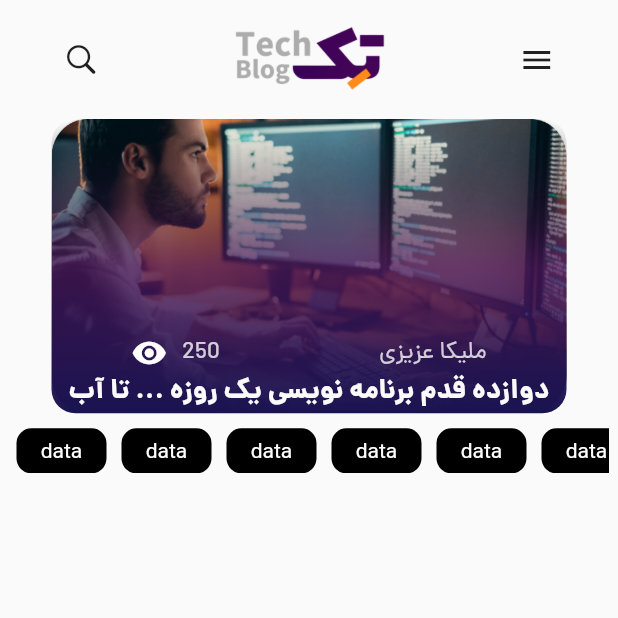
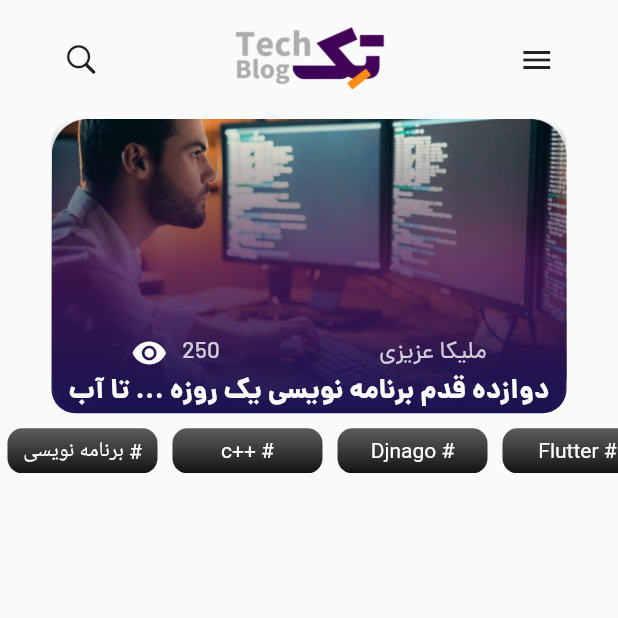
Before and after one commit to mahdiramezanii/tech-blog, a Flutter app: the screen it shows after launch, on a phone screen of 412 x 824 dp, the top half of it. Run offline on Flutter 3.47's test engine with Material 2 defaults, Android fonts, the phone set to English and light mode, and no system bars; our stand-ins replace flutter_spinkit.

Commit message:
complate list view Hashtag

```diff
--- a/lib/home_page.dart
+++ b/lib/home_page.dart
@@ -1,10 +1,10 @@
 import 'dart:ui';
-
 import 'package:flutter/cupertino.dart';
 import 'package:flutter/material.dart';
 import 'package:flutter/widgets.dart';
 import 'package:flutter_application_2/fake_data.dart';
 import 'package:flutter_application_2/gen/assets.gen.dart';
+import 'package:flutter_application_2/models/data.dart';
 import 'package:flutter_application_2/my_colors.dart';
 
 class HomePage extends StatelessWidget {
@@ -20,16 +20,16 @@ class HomePage extends StatelessWidget {
               child: Row(
                 mainAxisAlignment: MainAxisAlignment.spaceAround,
                 children: [
-                  Icon(CupertinoIcons.search),
+                  const Icon(CupertinoIcons.search),
                   SizedBox(
                       height: MediaQuery.of(context).size.height / 13,
                       width: MediaQuery.of(context).size.width / 3.7,
                       child: Image.asset(Assets.images.headicon.path)),
-                  Icon(Icons.menu),
+                  const Icon(Icons.menu),
                 ],
               ),
             ),
-            SizedBox(
+            const SizedBox(
               height: 8,
             ),
             Stack(
@@ -44,7 +44,7 @@ class HomePage extends StatelessWidget {
                           fit: BoxFit.fill)),
                   foregroundDecoration: BoxDecoration(
                       borderRadius: BorderRadius.circular(16),
-                      gradient: LinearGradient(
+                      gradient: const LinearGradient(
                           colors: GradinatCollors.homeCoverImage,
                           begin: Alignment.topCenter,
                           end: Alignment.bottomCenter)),
@@ -60,11 +60,11 @@ class HomePage extends StatelessWidget {
                         children: [
                           Row(
                             children: [
-                              Icon(
+                              const Icon(
                                 Icons.remove_red_eye_sharp,
                                 color: Colors.white,
                               ),
-                              SizedBox(
+                              const SizedBox(
                                 width: 10,
                               ),
                               Text(
@@ -92,21 +92,25 @@ class HomePage extends StatelessWidget {
               padding: const EdgeInsets.fromLTRB(0,10,0,0),
               child: Container(
                 height: 30,
-                width: 400,
+                width: 500,
                 child: ListView.builder(
-                    itemCount: 20,
+                    itemCount: category_item.length,
                     scrollDirection: Axis.horizontal,
                     itemBuilder: (BuildContext context, int index) {
                       return Padding(
-                        padding: const EdgeInsets.fromLTRB(5,0,5,0),
+                        padding:  EdgeInsets.fromLTRB(5,0,5,0),
                         child: Container(
                           height: 20,
-                          width: 60,
+                          width: 100 ,
                           decoration: BoxDecoration(
                               borderRadius: BorderRadius.circular(10),
-                              color: Colors.black),
+                              gradient: LinearGradient(colors: GradinatCollors.hashtagGradinatColor,
+                              begin: Alignment.topCenter,
+                              end: Alignment.bottomCenter
+                              )
+                              ),
 
-                              child: Center(child: Text("data",style: TextStyle(color: Colors.white),)),
+                              child: Center(child: Text("${category_item[index].name!} #",style: const TextStyle(color: Colors.white),)),
                         ),
                       );
                     }),
--- /dev/null
+++ b/lib/models/data.dart
@@ -0,0 +1,26 @@
+class Category{
+
+  String? name;
+  String? id;
+
+
+
+  Category({required this.name,required this.id});
+
+}
+
+List <Category> category_item=[
+
+  Category(name: "برنامه نویسی", id: "1"),
+  Category(name: "c++", id: "2"),
+  Category(name: "Djnago", id: "3"),
+  Category(name: "Flutter", id: "4"),
+  Category(name: "Dart", id: "5"),
+  Category(name: "Python", id: "6"),
+  Category(name: "Pycharm", id: "7"),
+  Category(name: "monogodb", id: "8"),
+  Category(name: "Jetbrians", id: "9"),
+  Category(name: "Golang", id: "10"),
+
+
+];
--- a/lib/my_colors.dart
+++ b/lib/my_colors.dart
@@ -19,4 +19,9 @@ class GradinatCollors {
     Color.fromARGB(255, 280, 20, 81),
 
   ];
+
+  static const List<Color> hashtagGradinatColor=[
+    Color.fromARGB(200, 48, 48, 49) ,
+    Color.fromARGB(255, 20, 19, 19),
+     ];
 }
```
